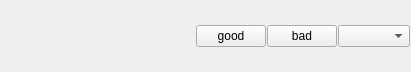
mozilla/mozregression, file gui/mozregui/ui/ask_verdict.ui: the form before one commit.
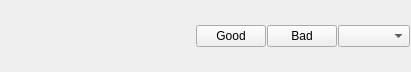
The form after the commit.

What changed in the file:
```diff
--- a/gui/mozregui/ui/ask_verdict.ui
+++ b/gui/mozregui/ui/ask_verdict.ui
@@ -51,7 +51,7 @@
       </size>
      </property>
      <property name="text">
-      <string>good</string>
+      <string>Good</string>
      </property>
     </widget>
    </item>
@@ -64,7 +64,7 @@
       </size>
      </property>
      <property name="text">
-      <string>bad</string>
+      <string>Bad</string>
      </property>
     </widget>
    </item>
```
